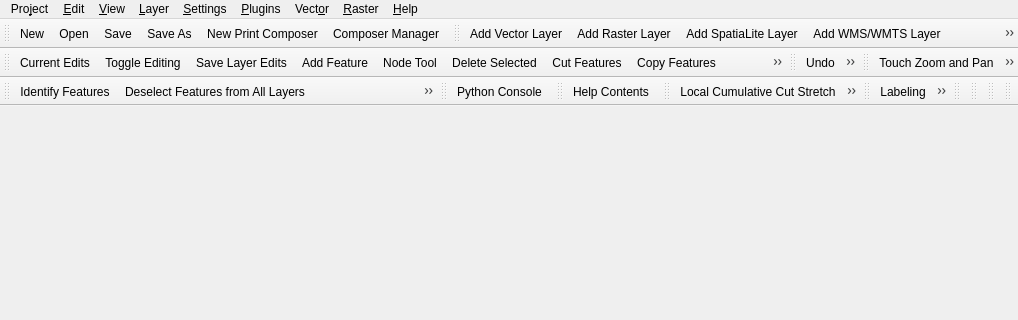
The window that src/ui/qgisapp.ui (qgis/QGIS) describes before a commit, drawn with Qt 5; both pictures show x 0 to 1018 and y 0 to 320 of the 1018 by 506 pixel window.
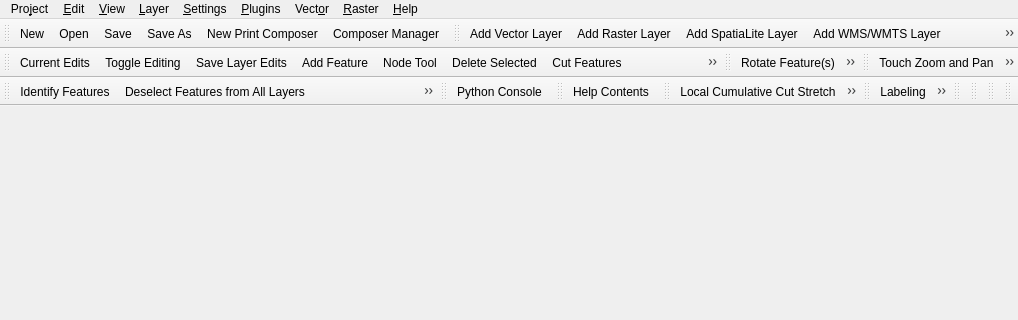
The same window after the commit. Icons and pictures are not drawn.

Commit message: [ui] fix circular string button location and relocate undo/redo buttons

```diff
--- a/src/ui/qgisapp.ui
+++ b/src/ui/qgisapp.ui
@@ -374,6 +374,8 @@
    <addaction name="mActionCutFeatures"/>
    <addaction name="mActionCopyFeatures"/>
    <addaction name="mActionPasteFeatures"/>
+   <addaction name="mActionUndo"/>
+   <addaction name="mActionRedo"/>
   </widget>
   <widget class="QToolBar" name="mAdvancedDigitizeToolBar">
    <property name="windowTitle">
@@ -388,9 +390,6 @@
    <attribute name="toolBarBreak">
     <bool>false</bool>
    </attribute>
-   <addaction name="mActionEnableTracing"/>
-   <addaction name="mActionUndo"/>
-   <addaction name="mActionRedo"/>
    <addaction name="mActionRotateFeature"/>
    <addaction name="mActionSimplifyFeature"/>
    <addaction name="mActionAddRing"/>
```
The commit also changes 1 other file.
